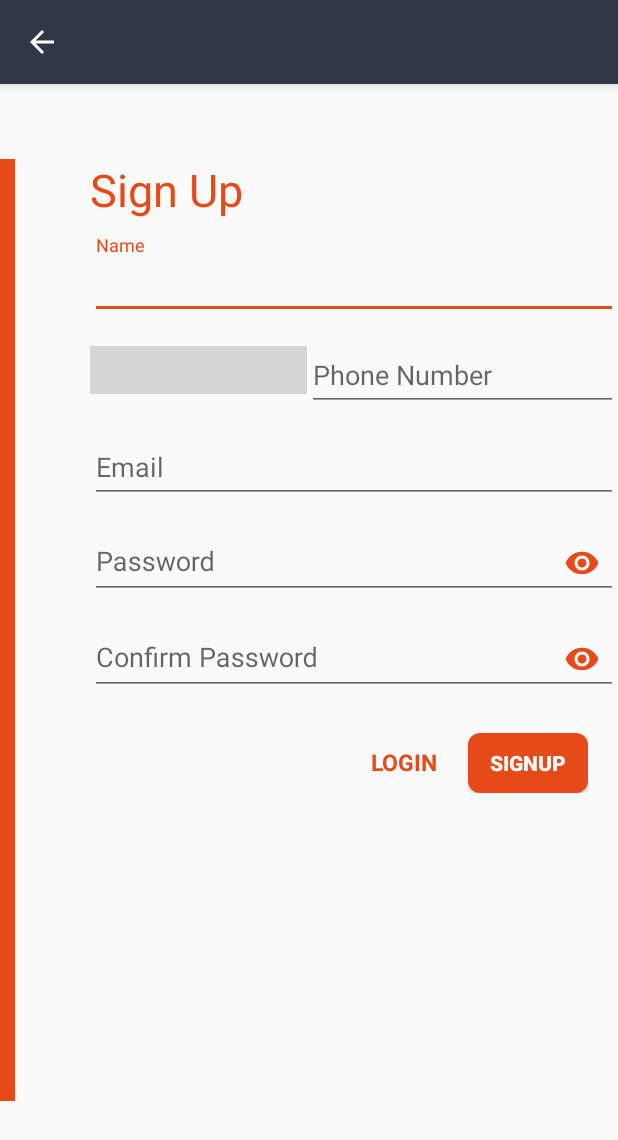
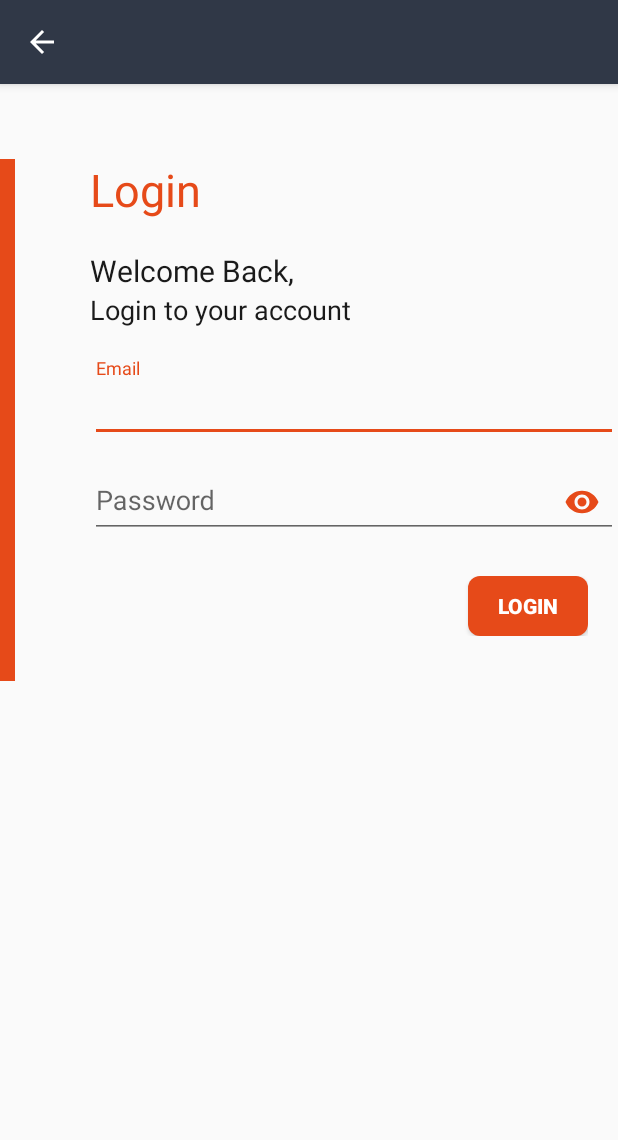
Before and after one commit to ashishguptasanu/OnlineConsultation, an Android app: the SignInActivity screen opened directly, with no data from a screen before it, on a phone screen of 412 x 824 dp. Shown: the top 1140 px of the screen. Run offline under Robolectric (Android 15) with nearby library versions, the phone set to English and light mode, and no system bars; libraries missing offline, so code that uses them is left out: com.hbb20; plain views replace CountryCodePicker; 2 statements that could not run were skipped; grey boxes are pictures that could not be loaded.

```diff
--- a/app/src/main/res/layout/activity_sign_in.xml
+++ b/app/src/main/res/layout/activity_sign_in.xml
@@ -1,27 +1,32 @@
 <?xml version="1.0" encoding="utf-8"?>
-<LinearLayout xmlns:android="http://schemas.android.com/apk/res/android"
+
+
+    <FrameLayout xmlns:android="http://schemas.android.com/apk/res/android"
         xmlns:app="http://schemas.android.com/apk/res-auto"
         xmlns:tools="http://schemas.android.com/tools"
         android:layout_width="match_parent"
+        android:layout_height="match_parent"
+        android:orientation="vertical">
+        <android.support.v4.widget.NestedScrollView
             android:layout_height="wrap_content"
-    android:orientation="vertical">
+            xmlns:android="http://schemas.android.com/apk/res/android"
+            android:layout_width="match_parent">
             <LinearLayout
                 android:layout_width="match_parent"
                 android:layout_height="wrap_content"
                 android:id="@+id/layout_login"
-        android:visibility="gone"
+                android:visibility="visible"
                 android:orientation="horizontal">
                 <View
                     android:layout_width="10dp"
-            android:layout_height="wrap_content"
+                    android:layout_height="match_parent"
                     android:background="@color/colorAccent"
-            android:layout_marginTop="80dp"
-            android:layout_marginBottom="125dp"/>
+                    android:layout_marginTop="50dp"/>
                 <LinearLayout
                     android:layout_width="match_parent"
                     android:layout_height="wrap_content"
                     android:orientation="vertical"
-            android:layout_marginTop="100dp"
+                    android:layout_marginTop="50dp"
                     android:layout_marginLeft="50dp">
                     <TextView
                         android:layout_width="match_parent"
@@ -84,6 +89,7 @@
                         android:gravity="right"
                         android:layout_marginTop="25dp"
                         android:layout_marginRight="20dp"
+                        android:layout_marginBottom="30dp"
                         android:orientation="horizontal">
                         <TextView
                             android:layout_width="wrap_content"
@@ -91,6 +97,7 @@
                             android:text="SIGN UP"
                             android:textStyle="bold"
                             android:textSize="15sp"
+                            android:visibility="gone"
                             android:layout_marginRight="20dp"
                             android:id="@+id/tv_signup"
                             android:textColor="@color/colorAccent"/>
@@ -105,11 +112,12 @@
                     </LinearLayout>
                 </LinearLayout>
             </LinearLayout>
+        </android.support.v4.widget.NestedScrollView>
         <LinearLayout
             android:layout_width="match_parent"
             android:layout_height="wrap_content"
             android:id="@+id/layout_sign_up"
-        android:visibility="visible"
+            android:visibility="gone"
             android:orientation="horizontal">
             <View
                 android:layout_width="10dp"
@@ -247,5 +255,4 @@
             </LinearLayout>
         </LinearLayout>
 
-
-</LinearLayout>
+    </FrameLayout>
--- a/app/src/main/res/menu/activity_full_screen_drawer.xml
+++ b/app/src/main/res/menu/activity_full_screen_drawer.xml
@@ -38,7 +38,7 @@
             <item
                 android:id="@+id/menu_sign_in"
                 android:icon="@mipmap/login_numerologist"
-                android:title="Login/SignUp"/>
+                android:title="Login"/>
             <item
                 android:id="@+id/menu_sign_out"
                 android:icon="@mipmap/logout_numerologist"
```
Also changed, not shown: app/src/main/java/consultation/online/rst/com/onlineconsultation/Activities/SignInActivity.java (+24 -1 lines). Lines whose indentation alone changed are shown as unchanged.
